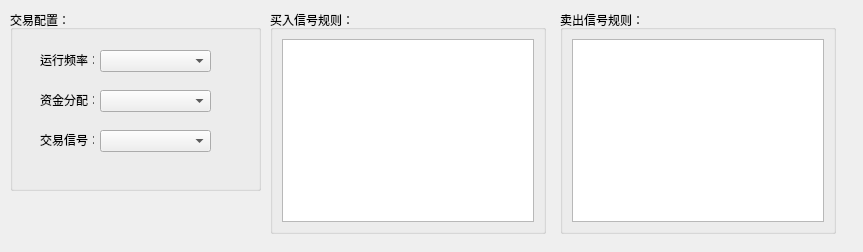
ailabx/ailabx, file quant/gui/ui/trade_rules.ui: the form before one commit.
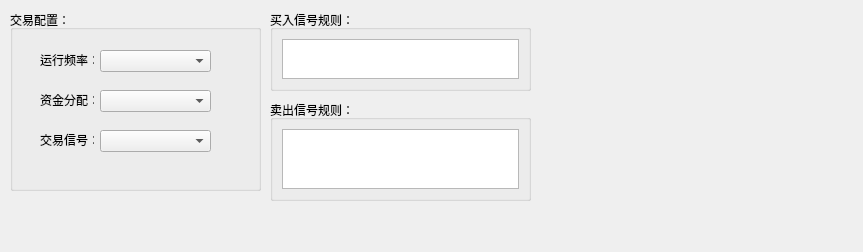
The form after the commit.

Diff of the .ui file:
```diff
--- a/quant/gui/ui/trade_rules.ui
+++ b/quant/gui/ui/trade_rules.ui
@@ -100,8 +100,8 @@
     <rect>
      <x>270</x>
      <y>10</y>
-     <width>276</width>
-     <height>224</height>
+     <width>261</width>
+     <height>81</height>
     </rect>
    </property>
    <property name="title">
@@ -116,10 +116,10 @@
   <widget class="QGroupBox" name="groupBox_3">
    <property name="geometry">
     <rect>
-     <x>560</x>
-     <y>10</y>
-     <width>276</width>
-     <height>224</height>
+     <x>270</x>
+     <y>100</y>
+     <width>261</width>
+     <height>101</height>
     </rect>
    </property>
    <property name="title">
```
